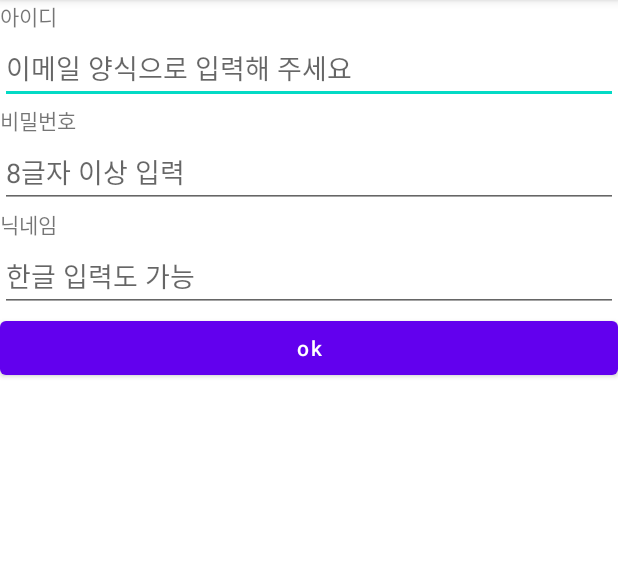
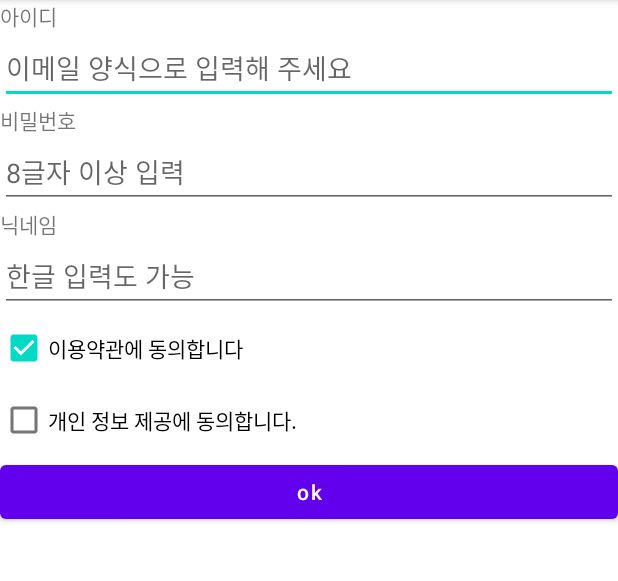
Before and after one commit to ujin-Bang/Myfirst, an Android app: the screen it shows after launch (MainActivity), on a phone screen of 412 x 824 dp, the part 84-665 px from its top. Run offline under Robolectric (Android 15) with nearby library versions, the phone set to English and light mode, and no system bars.

```diff
--- a/app/src/main/res/layout/activity_main.xml
+++ b/app/src/main/res/layout/activity_main.xml
@@ -40,6 +40,17 @@
         android:singleLine="true"
         android:hint="한글 입력도 가능"/>
 
+    <CheckBox
+        android:layout_width="wrap_content"
+        android:layout_height="wrap_content"
+        android:checked="true"
+        android:text="이용약관에 동의합니다"/>
+
+    <CheckBox
+        android:layout_width="wrap_content"
+        android:layout_height="wrap_content"
+        android:text="개인 정보 제공에 동의합니다."/>
+
     <Button
         android:layout_width="match_parent"
         android:layout_height="wrap_content"
```
